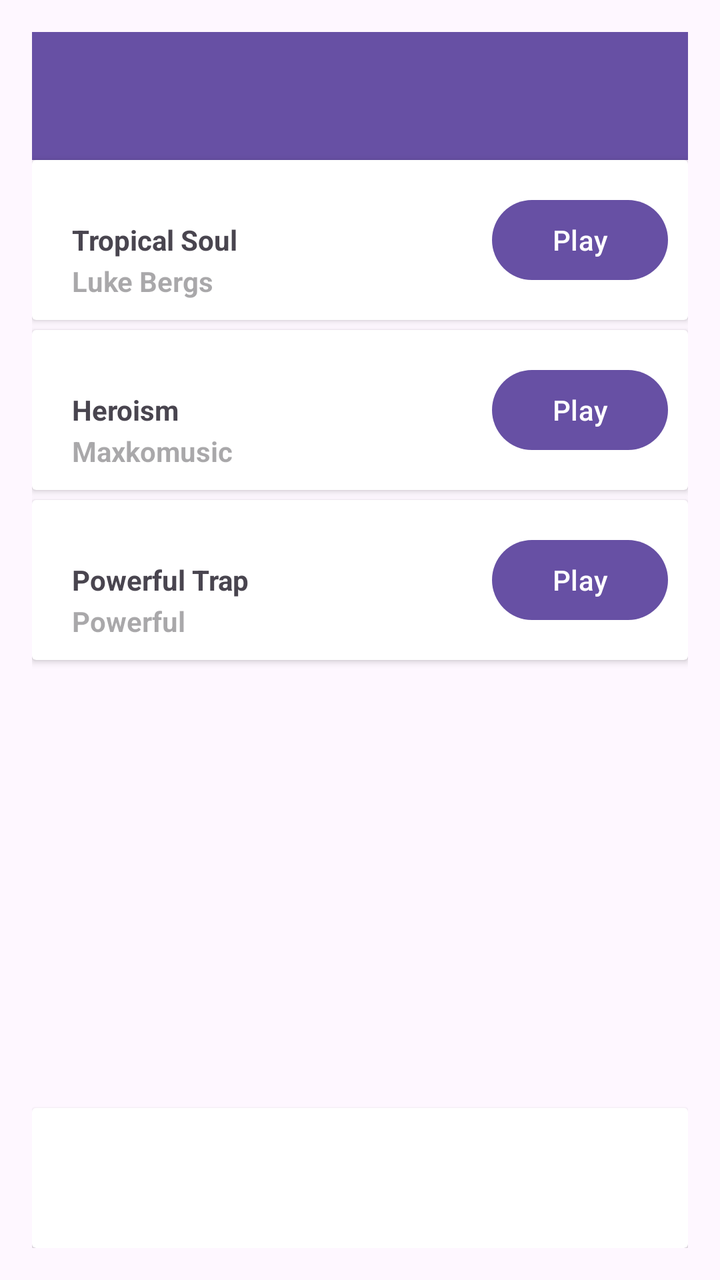
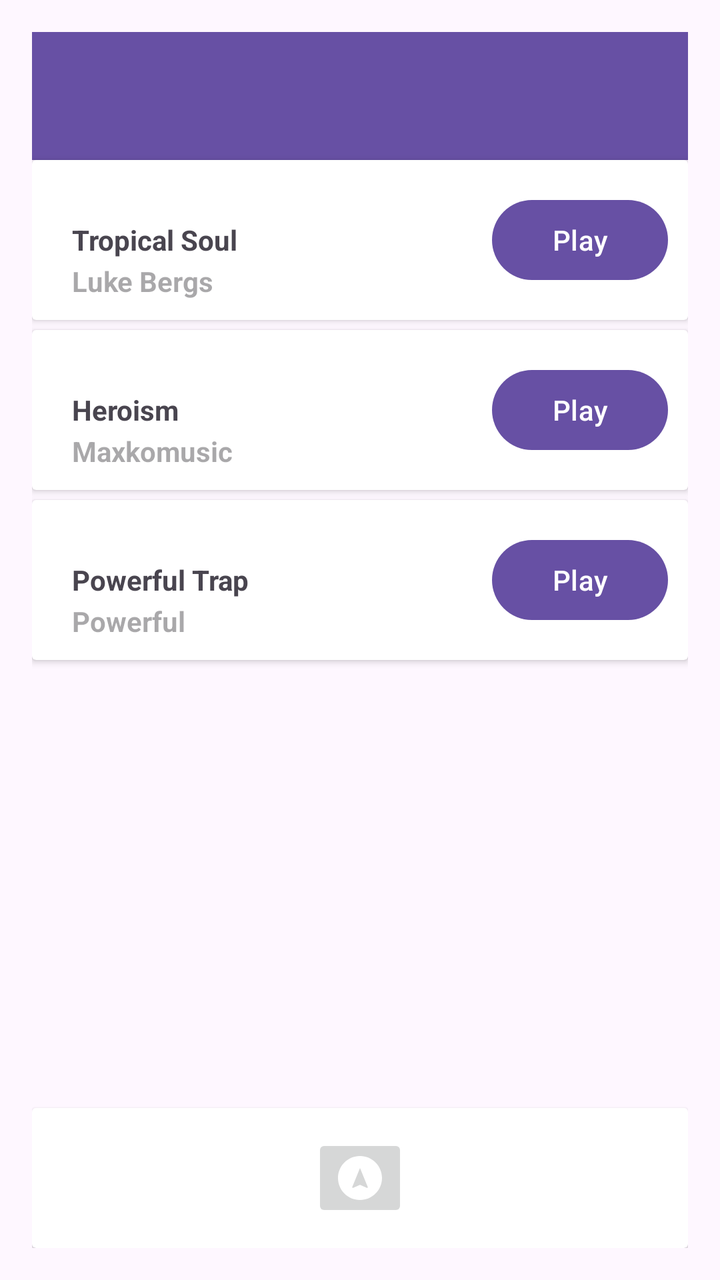

Two renders of the same Android screen: before a commit and after it. Below are the layout's source before the change and the commit's diff.
<!-- AndroidManifest.xml: application theme Theme.Lab1MusicPlayer -->
<!-- res/layout/activity_main.xml -->
<?xml version="1.0" encoding="utf-8"?>
<LinearLayout xmlns:android="http://schemas.android.com/apk/res/android"
    xmlns:app="http://schemas.android.com/apk/res-auto"
    xmlns:tools="http://schemas.android.com/tools"
    android:id="@+id/main"
    android:layout_width="match_parent"
    android:layout_height="match_parent"
    android:orientation="vertical"
    android:padding="16dp"
    tools:context=".MainActivity">

    <include
        layout="@layout/toolbar_main"
        android:id="@+id/action_playing"/>

    <androidx.cardview.widget.CardView
        android:layout_width="match_parent"
        android:layout_height="80dp"
        android:layout_marginBottom="5dp"
        android:layout_gravity="top">

        <TextView
            android:id="@+id/textView"
            android:layout_width="wrap_content"
            android:layout_height="wrap_content"
            android:text="@string/tropical_soul"
            android:paddingStart="20dp"
            android:paddingEnd="0dp"
            android:textStyle="bold"
            android:layout_gravity="start|center"/>

        <TextView
            android:id="@+id/textView2"
            android:layout_width="wrap_content"
            android:layout_height="wrap_content"

            android:hint="Luke Bergs"
            android:textStyle="bold"
            android:layout_gravity="bottom"
            android:paddingStart="20dp"
            android:paddingEnd="0dp"
            android:paddingBottom="10dp"/>

        <Button
            android:id="@+id/button"
            android:layout_width="wrap_content"
            android:layout_height="wrap_content"
            android:text="@string/play"
            android:layout_marginEnd="10dp"
            android:layout_gravity="end|center"
            android:onClick="Soundtrack1"/>
    </androidx.cardview.widget.CardView>

    <androidx.cardview.widget.CardView
        android:layout_width="match_parent"
        android:layout_height="80dp"
        android:layout_marginBottom="5dp"
        android:layout_gravity="top">

        <TextView
            android:id="@+id/heroism"
            android:layout_width="wrap_content"
            android:layout_height="wrap_content"
            android:layout_gravity="start|center"
            android:paddingStart="20dp"
            android:paddingEnd="0dp"
            android:text="Heroism"
            android:textStyle="bold" />

        <TextView
            android:id="@+id/maxkomusic"
            android:layout_width="wrap_content"
            android:layout_height="wrap_content"
            android:layout_gravity="bottom"
            android:hint="Maxkomusic"
            android:paddingStart="20dp"
            android:paddingEnd="0dp"
            android:paddingBottom="10dp"
            android:textStyle="bold" />

        <Button
            android:id="@+id/button2"
            android:layout_width="wrap_content"
            android:layout_height="wrap_content"
            android:text="@string/play"
            android:layout_marginEnd="10dp"
            android:layout_gravity="end|center"
            android:onClick="Soundtrack2"/>
    </androidx.cardview.widget.CardView>


    <androidx.cardview.widget.CardView
        android:layout_width="match_parent"
        android:layout_height="80dp"
        android:layout_marginBottom="5dp"
        android:layout_gravity="top">

        <TextView
            android:id="@+id/PowerfulTrap"
            android:layout_width="wrap_content"
            android:layout_height="wrap_content"
            android:layout_gravity="start|center"
            android:paddingStart="20dp"
            android:paddingEnd="0dp"
            android:text="Powerful Trap"
            android:textStyle="bold" />

        <TextView
            android:id="@+id/Powerful"
            android:layout_width="wrap_content"
            android:layout_height="wrap_content"
            android:layout_gravity="bottom"
            android:hint="Powerful"
            android:paddingStart="20dp"
            android:paddingEnd="0dp"
            android:paddingBottom="10dp"
            android:textStyle="bold" />

        <Button
            android:id="@+id/button3"
            android:layout_width="wrap_content"
            android:layout_height="wrap_content"
            android:text="@string/play"
            android:layout_marginEnd="10dp"
            android:layout_gravity="end|center"
            android:onClick="Soundtrack3"/>
    </androidx.cardview.widget.CardView>

    <FrameLayout
        android:layout_width="match_parent"
        android:layout_height="match_parent"

        >

        <androidx.cardview.widget.CardView
            android:layout_width="match_parent"
            android:layout_height="70dp"
            android:layout_gravity="bottom"/>
    </FrameLayout>

</LinearLayout>
<!-- res/layout/toolbar_main.xml (included above) -->
<?xml version="1.0" encoding="utf-8"?>
<androidx.appcompat.widget.Toolbar xmlns:android="http://schemas.android.com/apk/res/android"
    android:layout_width="match_parent"
    android:layout_height="?attr/actionBarSize"
    android:background="?attr/colorPrimary">

</androidx.appcompat.widget.Toolbar>
<!-- resources referenced by this layout -->
<resources>
  <string name="play">Play</string>
  <string name="tropical_soul">Tropical Soul</string>
  <style name="Theme.Lab1MusicPlayer" parent="Base.Theme.Lab1MusicPlayer" />
  <style name="Base.Theme.Lab1MusicPlayer" parent="Theme.Material3.DayNight.NoActionBar">
          
          
      </style>
</resources>

<!-- the commit's change to res/layout/activity_main.xml (unified diff, before → after) -->
@@ -128,14 +128,21 @@
 
     <FrameLayout
         android:layout_width="match_parent"
-        android:layout_height="match_parent"
-
-        >
+        android:layout_height="match_parent">
 
         <androidx.cardview.widget.CardView
             android:layout_width="match_parent"
             android:layout_height="70dp"
-            android:layout_gravity="bottom"/>
+            android:layout_gravity="bottom">
+
+            <ImageButton
+                android:id="@+id/imageButton"
+                android:layout_width="wrap_content"
+                android:layout_height="wrap_content"
+                android:layout_gravity="center"
+                android:onClick="SoundtrackControl"
+                app:srcCompat="@drawable/baseline_assistant_navigation_24" />
+        </androidx.cardview.widget.CardView>
     </FrameLayout>
 
 </LinearLayout>
<!-- resource entries referenced after the edit -->
@@ -1,5 +1,11 @@
 <!-- resources referenced by this layout -->
 <resources>
+  <!-- drawable baseline_assistant_navigation_24 (drawable) -->
+  <vector xmlns:android="http://schemas.android.com/apk/res/android" android:height="24dp" android:tint="#FFFFFF" android:viewportHeight="24" android:viewportWidth="24" android:width="24dp">
+        
+      <path android:fillColor="@android:color/white" android:pathData="M12,1C5.93,1 1,5.93 1,12s4.93,11 11,11 11,-4.93 11,-11S18.07,1 12,1zM15.57,17L12,15.42 8.43,17l-0.37,-0.37L12,7l3.95,9.63 -0.38,0.37z"/>
+      
+  </vector>
   <string name="play">Play</string>
   <string name="tropical_soul">Tropical Soul</string>
   <style name="Theme.Lab1MusicPlayer" parent="Base.Theme.Lab1MusicPlayer" />
